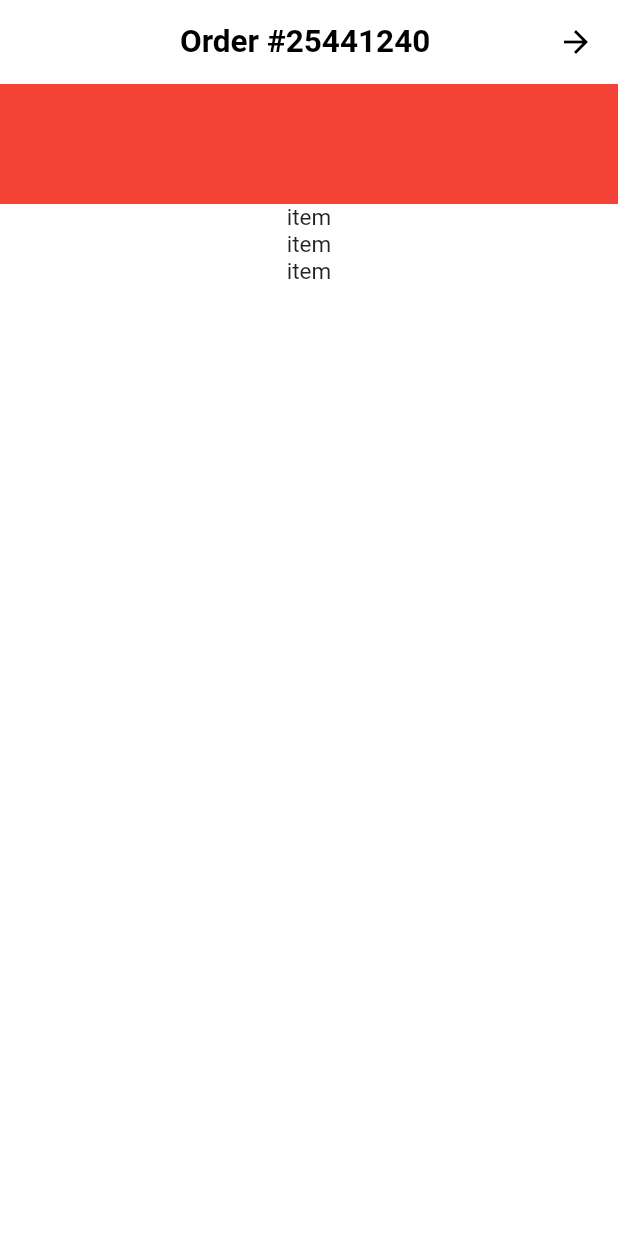
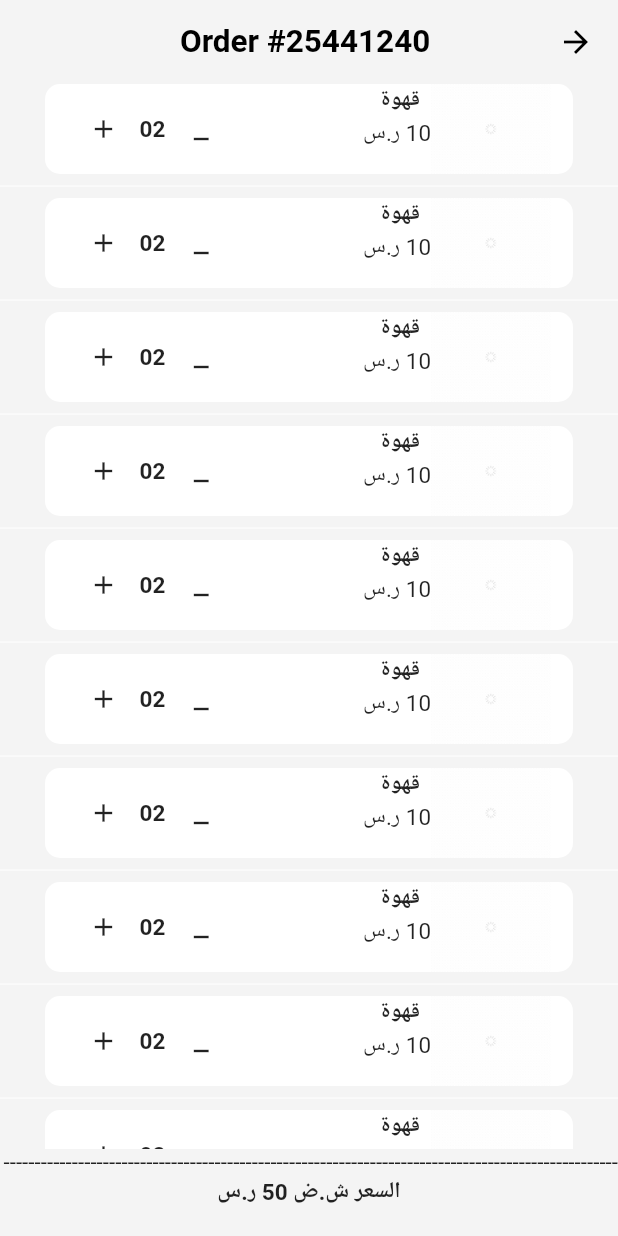
Before and after one commit to a-dham/Casale, a Flutter app: the OrderDetails screen opened by its route, on a phone screen of 412 x 824 dp. Run offline on Flutter 3.47's test engine with Material 2 defaults, Android fonts, the phone set to English and light mode, and no system bars; our stand-ins replace dio, dots_indicator, flutter_bloc, flutter_offline, flutter_svg, fluttertoast and 3 more; accounts and stored records are empty; Roboto replaces fonts that are missing (Cairo); project files that could hold a hidden picture were left out.

```diff
--- a/lib/l10n/intl_ar.arb
+++ b/lib/l10n/intl_ar.arb
@@ -34,7 +34,7 @@
     "owner":"المالك",
     "sections":"الأقسام",
     "cusomter":"عميل",
-    "saudiaCurrency":"رس",
+    "saudiaCurrency":"ر.س",
     "cancel":"إلغاء",
     "print":"طباعة",
     "printingAlert":"هل تريد الطباعة ؟",
--- a/lib/src/cubits/pos_cubit/local_items.dart
+++ b/lib/src/cubits/pos_cubit/local_items.dart
@@ -4,6 +4,8 @@ Map<String, dynamic> localItem = {
     "0": {
       "id": "1",
       "ar_title": "قهوة",
+      "en_title": "coffe",
+      "ss_io_id": "1026",
       "units": {
         "0": {
           "_ai": "1",
@@ -34,11 +36,13 @@ Map<String, dynamic> localItem = {
           "title": "ضريبة 15 ",
         },
       },
-      "itemCode": "1234656",
+      "item_code": "55",
     },
     "1": {
       "id": "2",
       "ar_title": "شاي",
+      "en_title": "tee",
+      "ss_io_id": "1027",
       "units": {
         "0": {
           "_ai": "1",
@@ -59,11 +63,13 @@ Map<String, dynamic> localItem = {
           "measurunits_title": "درزنة",
         },
       },
-      "itemCode": "1234656",
+      "item_code": "66",
     },
     "2": {
       "id": "3",
       "ar_title": "قهوة عربي",
+      "en_title": "arabic coffe",
+      "ss_io_id": "1027",
       "units": {
         "0": {
           "_ai": "1",
@@ -94,11 +100,12 @@ Map<String, dynamic> localItem = {
           "title": "ضريبة 15 ",
         },
       },
-      "itemCode": "1234656",
+      "item_code": "1234656",
     },
     "3": {
       "id": "4",
       "ar_title": "عصير برتقال",
+      "en_title": "jouce",
       "units": {
         "0": {
           "_ai": "1",
@@ -129,7 +136,7 @@ Map<String, dynamic> localItem = {
           "title": "ضريبة 15 ",
         },
       },
-      "itemCode": "1234656",
+      "item_code": "77",
     },
   }
 };
--- a/lib/src/cubits/pos_cubit/pos_cubit.dart
+++ b/lib/src/cubits/pos_cubit/pos_cubit.dart
@@ -249,18 +249,31 @@ class PosCubit extends Cubit<PosState> {
       isSearched.toString(),
     );
     if (isSearched == true && items != null && items!.isNotEmpty) {
+      print(items);
       print('con start');
       filterdItems = items!
           .where(
-            (item) => item.arabicTitle.contains(input),
+            (item) => item.itemKey.contains(input),
           )
           .toList();
     }
-    // for (var element in filterdItems!) {
-    //   print(element.arabicTitle);
+    print(filterdItems);
+    emit(ItemSearchStateSuccess());
+  }
+
+  // filter item with section id
+  var itemsSection;
+  filterItemsSection(sectionId) {
+    print(sectionId);
+    // for (var item in items!) {
+    //   if (item.sectionId == sectionId) {
+    //     print('there is section id ');
+    //     itemsSection.add(item);
+    //   }
     // }
-    // print(filterdItems);
-    emit(ItemSearchStateSuccess());
+    // // itemsSection = items!.where((item) => item.sectionId == sectionId).toList();
+    // print(itemsSection);
+    // emit(ItemsSectionStateSuccess());
   }
 
   // select unit and calculate total or item
--- a/lib/src/cubits/pos_cubit/pos_state.dart
+++ b/lib/src/cubits/pos_cubit/pos_state.dart
@@ -7,6 +7,8 @@ final class PosInitial extends PosState {}
 final class ItemsSectionsStateLoading extends PosState {}
 
 final class ItemsSectionsStateSuccess extends PosState {}
+
+final class ItemsSectionStateSuccess extends PosState {}
 
 final class ItemsStateLoading extends PosState {}
 
--- a/lib/src/domain/models/products_model.dart
+++ b/lib/src/domain/models/products_model.dart
@@ -28,6 +28,7 @@ class Data {
   double? totalPriceWithVat;
   String? sectionId;
   String? sectionTitle;
+  String? itemKey;
   // ss_io_id
   // section_title
   // Map<dynamic, Units> units = {};
@@ -44,6 +45,7 @@ class Data {
     itemCode = json['item_code'];
     sectionId = json['ss_io_id'];
     sectionTitle = json['section_title'];
+    itemKey = '${json['en_title']} ${json['ar_title']} ${json['item_code']}';
     quantity = 1;
     totalPriceWithVat = 0;
     tax = 15;
--- a/lib/src/presentation/views/orders/widget/order_details.dart
+++ b/lib/src/presentation/views/orders/widget/order_details.dart
@@ -1,4 +1,8 @@
 import 'package:flutter/material.dart';
+import 'package:flutter/rendering.dart';
+
+import '../../../../../generated/l10n.dart';
+import '../../../../utils/constant/app_colors.dart';
 
 class OrderDetails extends StatelessWidget {
   const OrderDetails({super.key});
@@ -6,8 +10,9 @@ class OrderDetails extends StatelessWidget {
   @override
   Widget build(BuildContext context) {
     return Scaffold(
-      backgroundColor: Colors.white,
+      backgroundColor: const Color(0XFFf4f4f4),
       appBar: AppBar(
+        backgroundColor: const Color(0XFFf4f4f4),
         foregroundColor: Colors.black,
         toolbarTextStyle: const TextStyle(
           color: Colors.black,
@@ -17,20 +22,107 @@ class OrderDetails extends StatelessWidget {
         title: const Text(
           ' Order #25441240',
         ),
-        backgroundColor: Colors.white,
         elevation: 0,
       ),
       body: Column(
         children: [
           const Row(),
-          Container(
-            height: 80,
-            width: double.infinity,
-            color: Colors.red,
+          Expanded(
+            child: ListView.separated(
+                itemBuilder: (builder, context) {
+                  return Container(
+                    constraints: const BoxConstraints(
+                      maxHeight: 60,
+                    ),
+                    margin: const EdgeInsets.symmetric(
+                      horizontal: 30,
+                    ),
+                    padding: const EdgeInsets.symmetric(horizontal: 15),
+                    decoration: BoxDecoration(
+                        borderRadius: BorderRadius.circular(10),
+                        color: AppColors.whiteColor,
+                        boxShadow: const [
+                          BoxShadow(
+                            blurRadius: 5,
+                            color: Color(0XFFf4f4f4),
+                            offset: Offset(5, 5),
+                            spreadRadius: 3,
+                            blurStyle: BlurStyle.normal,
+                          )
+                        ]),
+                    width: double.infinity,
+                    child: Row(
+                      children: [
+                        Image.asset(
+                          'assets/images/error-loading-items.gif',
+                        ),
+                        Column(
+                          children: [
+                            const Text(
+                              'قهوة ',
+                              style: TextStyle(
+                                fontWeight: FontWeight.bold,
+                              ),
+                            ),
+                            const SizedBox(
+                              height: 2,
+                            ),
+                            Text('10 ${S.current.saudiaCurrency}'),
+                          ],
+                        ),
+                        const Spacer(),
+                        Row(
+                          children: [
+                            IconButton(
+                              alignment: Alignment.center,
+                              style: IconButton.styleFrom(),
+                              onPressed: () {},
+                              icon: const Icon(
+                                Icons.minimize_outlined,
+                                size: 20,
+                              ),
+                            ),
+                            const Text(
+                              '02',
+                              style: TextStyle(
+                                fontWeight: FontWeight.bold,
+                              ),
+                            ),
+                            IconButton(
+                              alignment: Alignment.center,
+                              style: IconButton.styleFrom(),
+                              onPressed: () {},
+                              icon: const Icon(
+                                Icons.add,
+                                size: 20,
+                              ),
+                            ),
+                          ],
+                        )
+                      ],
+                    ),
+                  );
+                },
+                separatorBuilder: (builder, context) {
+                  return const Divider(
+                    color: AppColors.whiteColor,
+                  );
+                },
+                itemCount: 10),
           ),
-          const Text('item'),
-          const Text('item'),
-          const Text('item'),
+          const Text(
+            '------------------------------------------------------------------------------------------------------------------------------------------------------------------------------------------------------------------------------------------------------------------------------------------------------------------------------------------------------------------------------------------------------',
+            maxLines: 1,
+          ),
+          Text(
+            '${S.current.totalPriceWithVat} 50 ${S.current.saudiaCurrency}',
+            style: const TextStyle(
+              fontWeight: FontWeight.bold,
+            ),
+          ),
+          SizedBox(
+            height: 20,
+          )
         ],
       ),
     );
--- a/lib/src/presentation/views/pos/pos_home/tablet/pos_tablet.dart
+++ b/lib/src/presentation/views/pos/pos_home/tablet/pos_tablet.dart
@@ -115,8 +115,10 @@ class PosTablet extends StatelessWidget {
                   constraints: BoxConstraints(
                     maxWidth: screenWidth < 780 ? 250 : 400,
                     minWidth: 150,
+                    maxHeight: double.infinity,
                   ),
                   color: AppColors.whiteColor,
+                  height: 100000,
                   padding: const EdgeInsets.symmetric(
                     horizontal: 25,
                     vertical: 10,
--- a/lib/src/presentation/views/pos/pos_home/tablet/widget/item_invoice.dart
+++ b/lib/src/presentation/views/pos/pos_home/tablet/widget/item_invoice.dart
@@ -20,7 +20,7 @@ class ItemsInvoice extends StatelessWidget {
           children: [
             Container(
               constraints: BoxConstraints(
-                maxHeight: screenHeight - 460,
+                maxHeight: screenHeight - 400,
                 maxWidth: double.infinity,
               ),
               child: ListView.separated(
```
Also changed, not shown: lib/src/cubits/settings/settings_cubit.dart (+2 -5 lines), lib/src/presentation/views/orders/widget/order_list.dart (+11 -7 lines), lib/src/presentation/views/pos/pos_home/widget/sections.dart (+24 -2 lines), lib/src/presentation/views/settings/settings.dart (+44 -55 lines), lib/generated/intl/messages_ar.dart.
